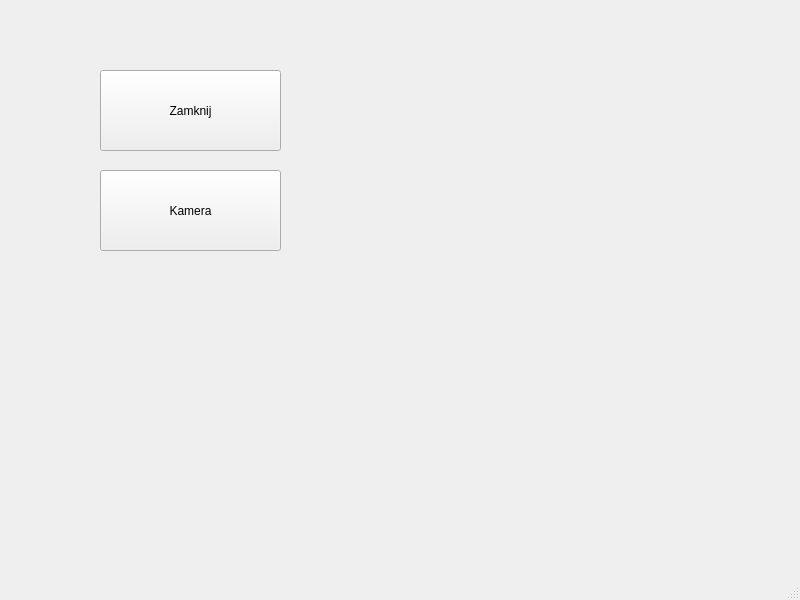
The window that src/utils/form.ui (MaksMacioszczyk/robot_arm_controll) describes before a commit, drawn with Qt 5.
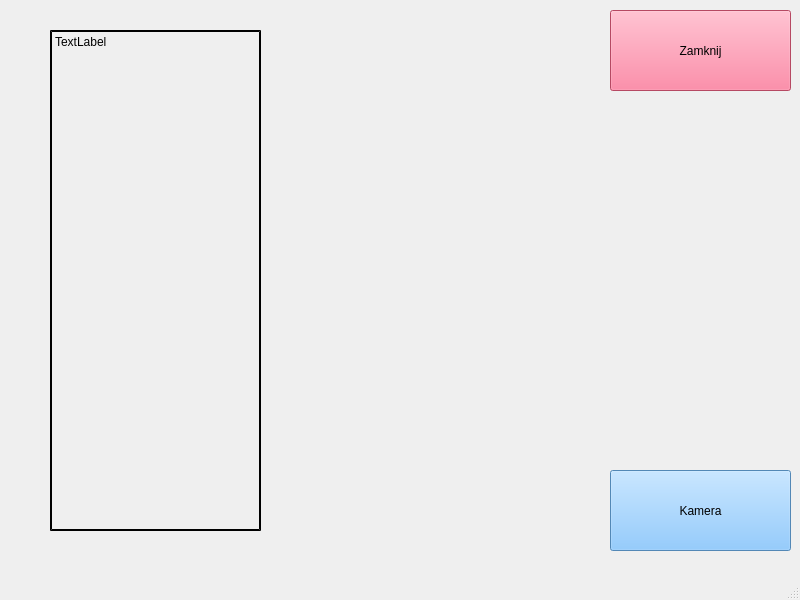
The same window after the commit.

Commit message: Added new UI and pasting positions to label

```diff
--- a/src/utils/form.ui
+++ b/src/utils/form.ui
@@ -17,12 +17,15 @@
    <widget class="QPushButton" name="button_exit">
     <property name="geometry">
      <rect>
-      <x>100</x>
-      <y>70</y>
+      <x>610</x>
+      <y>10</y>
       <width>181</width>
       <height>81</height>
      </rect>
     </property>
+    <property name="styleSheet">
+     <string notr="true">background-color: rgb(255, 102, 138);</string>
+    </property>
     <property name="text">
      <string>Zamknij</string>
     </property>
@@ -30,16 +33,40 @@
    <widget class="QPushButton" name="button_camera">
     <property name="geometry">
      <rect>
-      <x>100</x>
-      <y>170</y>
+      <x>610</x>
+      <y>470</y>
       <width>181</width>
       <height>81</height>
      </rect>
     </property>
+    <property name="styleSheet">
+     <string notr="true">background-color: rgb(116, 190, 255);</string>
+    </property>
     <property name="text">
      <string>Kamera</string>
     </property>
    </widget>
+   <widget class="QLabel" name="label_positions">
+    <property name="geometry">
+     <rect>
+      <x>50</x>
+      <y>30</y>
+      <width>211</width>
+      <height>501</height>
+     </rect>
+    </property>
+    <property name="styleSheet">
+     <string notr="true">border-style: outset;
+border-width: 2px;
+border-color: black;</string>
+    </property>
+    <property name="text">
+     <string>TextLabel</string>
+    </property>
+    <property name="alignment">
+     <set>Qt::AlignLeading|Qt::AlignLeft|Qt::AlignTop</set>
+    </property>
+   </widget>
   </widget>
   <widget class="QMenuBar" name="menubar">
    <property name="geometry">
```
The commit also changes 4 other files.
